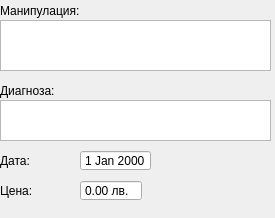
Old version of the form src/View/ProcedureDialog/CommonFields/CommonFields.ui in the repository thefinalcutbg/DinoDent.
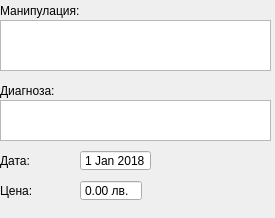
New version of the form. Custom widgets are drawn as their Qt base class.

Diff of the .ui file:
```diff
--- a/src/View/ProcedureDialog/CommonFields/CommonFields.ui
+++ b/src/View/ProcedureDialog/CommonFields/CommonFields.ui
@@ -57,6 +57,13 @@
    <property name="buttonSymbols">
     <enum>QAbstractSpinBox::NoButtons</enum>
    </property>
+   <property name="minimumDate">
+    <date>
+     <year>2018</year>
+     <month>1</month>
+     <day>1</day>
+    </date>
+   </property>
    <property name="currentSectionIndex">
     <number>0</number>
    </property>
```
